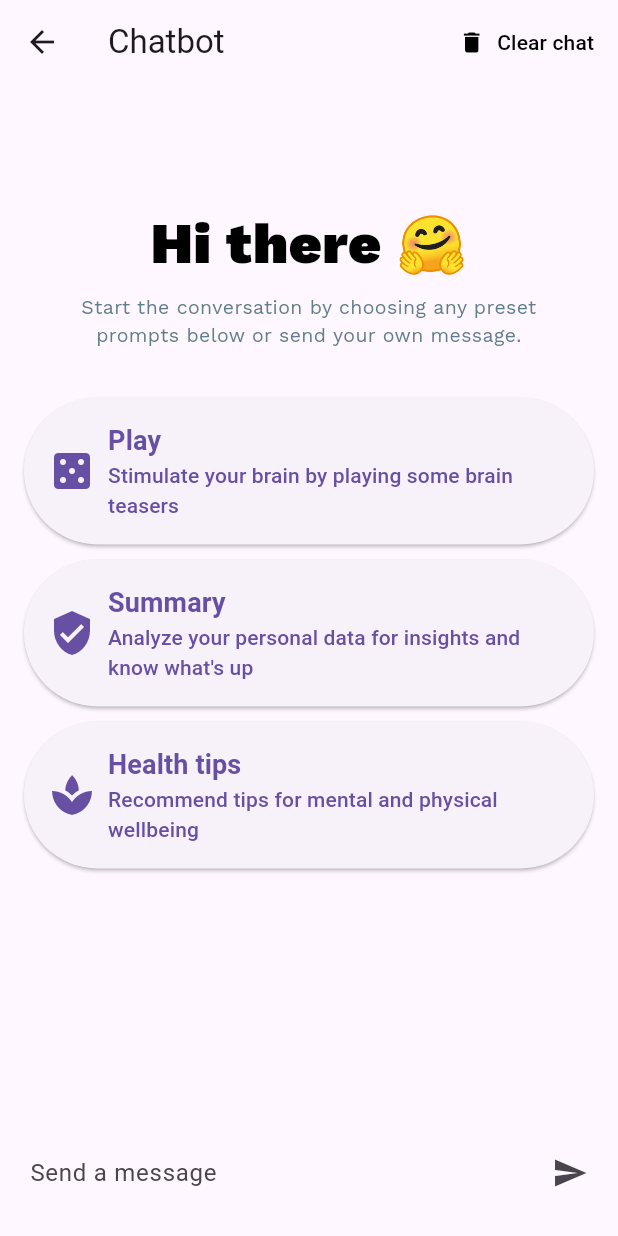
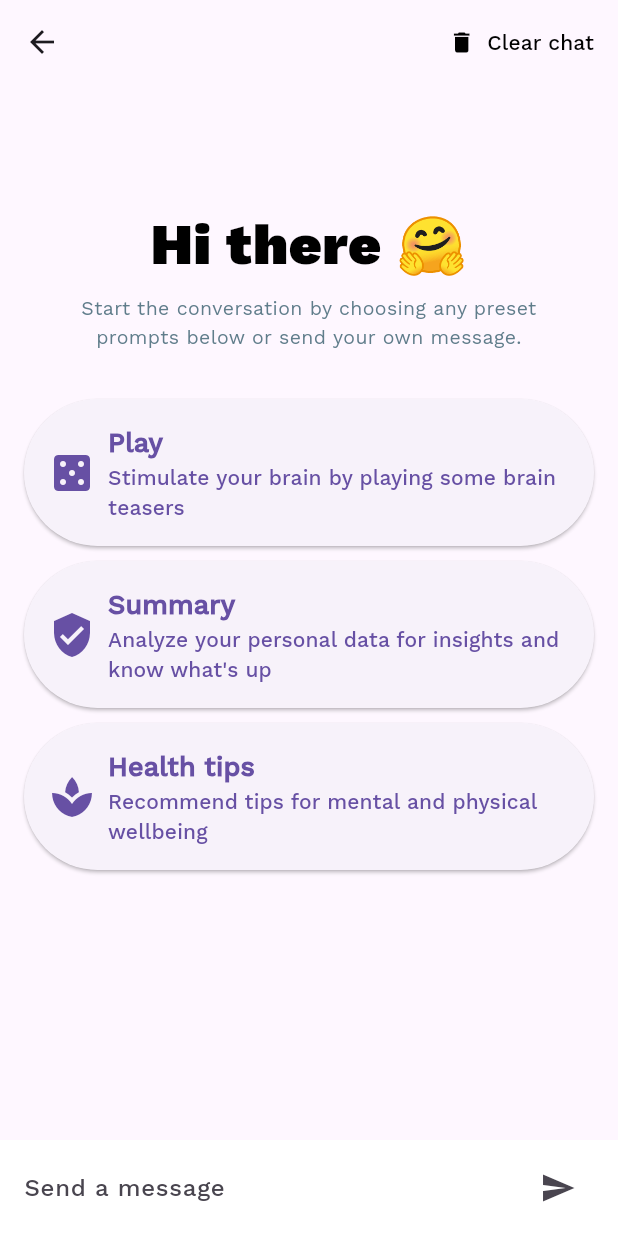
Before and after one commit to andergisomon/the-interns, a Flutter app: the ChatbotScreen screen opened by its route, on a phone screen of 412 x 824 dp. Run offline on Flutter 3.47's test engine with Material 3 defaults, Android fonts, the phone set to English and light mode, and no system bars; our stand-ins replace cloud_firestore, firebase_auth, firebase_core, firebase_messaging, flutter_markdown, google_sign_in and 2 more; accounts and stored records are empty.

Commit message:
Debugged some UI bugs, removed login screens from routes in main for ease of debug

```diff
--- a/app/lib/navigation_panel.dart
+++ b/app/lib/navigation_panel.dart
@@ -29,7 +29,7 @@ class NavigationPanelState extends State<NavigationPanel> {
         ),
         BottomNavigationBarItem(
           icon: Icon(Icons.medical_services),
-          label: 'Medical Adherence',
+          label: 'Meds',
         ),
         BottomNavigationBarItem(
           icon: Icon(Icons.people),
--- a/app/lib/screens/chatbot_screen.dart
+++ b/app/lib/screens/chatbot_screen.dart
@@ -120,7 +120,7 @@ class _ChatbotScreenState extends State<ChatbotScreen> {
   Widget build(BuildContext context) {
     return Scaffold(
       appBar: AppBar(
-        title: const Text('Chatbot'),
+        title: null, // const Text('Chatbot'),
         actions: [
           TextButton.icon(
             onPressed: _showClearChatConfirmationDialog,
@@ -210,9 +210,14 @@ class _ChatbotScreenState extends State<ChatbotScreen> {
   Widget _buildTextComposer() {
     return SafeArea(
       bottom: true,
-      minimum: EdgeInsets.only(bottom: 18.0, left: 12.0),
+      minimum: EdgeInsets.zero,
       child: Container(
-        margin: const EdgeInsets.symmetric(horizontal: 8.0),
+        margin: null, // const EdgeInsets.symmetric(horizontal: 8.0),
+        padding: const EdgeInsets.symmetric(horizontal: 16.0, vertical: 8.0),
+        decoration: BoxDecoration(
+          color: Colors.white, // White background color
+          borderRadius: null,
+        ),
         child: Row(
           children: [
             Flexible(
--- a/app/lib/screens/home_screen.dart
+++ b/app/lib/screens/home_screen.dart
@@ -1,7 +1,7 @@
 import 'package:flutter/material.dart';
 import '../services/auth.dart';
 import 'chatbot_screen.dart';
-import 'medical_adherence.dart'; // Correct import
+import 'meds_tracker.dart'; // Correct import
 import 'caregiver_page.dart'; // Correct import
 import 'profile_page.dart'; // Correct import
 import '../navigation_panel.dart'; // Import the NavigationPanel
@@ -20,7 +20,7 @@ class HomePageState extends State<HomePage> {
 
   static final List<Widget> _pages = <Widget>[
     Center(child: Text('Welcome to the Home Page!')),
-    MedicalAdherencePage(), // Correct method
+    MedsTrackerPage(), // Correct method
     CaregiverScreen(), // Correct method
     ProfilePage(), // Correct method
     ChatbotScreen(), // Add ChatbotScreen to the pages list
@@ -28,7 +28,7 @@ class HomePageState extends State<HomePage> {
 
   static final List<String> _titles = <String>[
     'Home Page',
-    'Medical Adherence',
+    'Meds Tracker',
     'Caregiver',
     'Profile',
     'Chatbot', // Add title for Chatbot
```
Also changed, not shown: app/lib/main.dart (+16 -7 lines), app/lib/screens/caregiver_page.dart (+4 -3 lines), app/lib/screens/meds_tracker.dart (renamed from app/lib/screens/medical_adherence.dart, +8 -7 lines).
